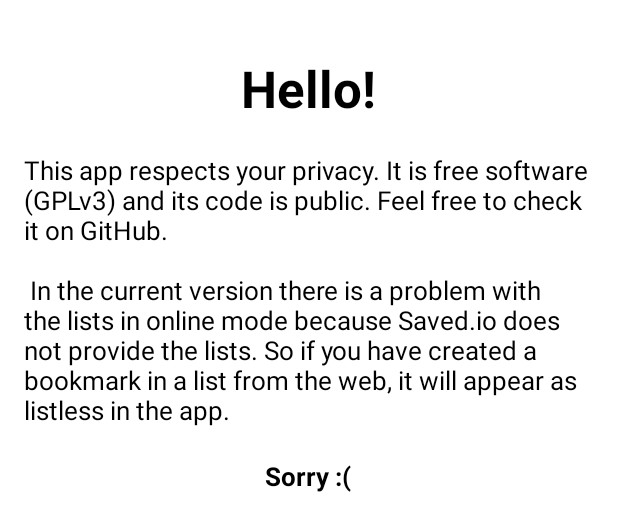
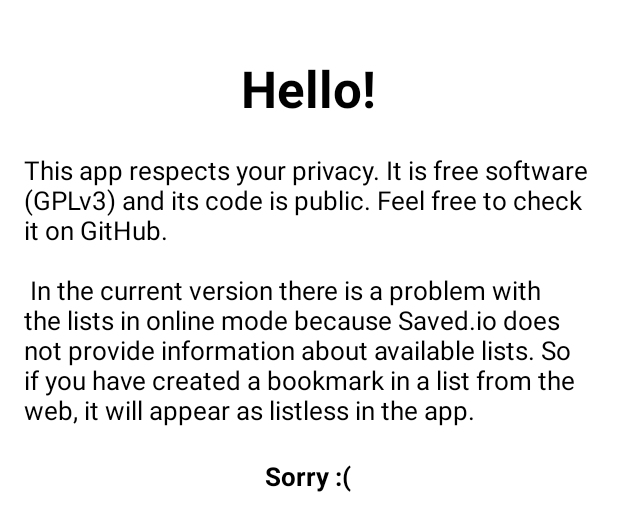
Before and after one commit to nfdz/Saved.ioPlusPlus, an Android app: the layout fragment_intro_warning.xml on its own in the app's theme, with its tools: preview values and no code run, on a phone screen of 412 x 824 dp. Shown: the top 531 px of the screen. Run offline under Robolectric (Android 15) with nearby library versions, the phone set to English and light mode, and no system bars.

```diff
--- a/Saved.io++/app/src/main/res/values/strings.xml
+++ b/Saved.io++/app/src/main/res/values/strings.xml
@@ -17,8 +17,9 @@
     <string name="intro_warning_title">Hello!</string>
     <string name="intro_warning_msg">This app respects your privacy.
         It is free software (GPLv3) and its code is public. Feel free to check it on GitHub. \n\n
-        In the current version there is a problem with the lists in online mode because Saved.io does not provide the lists.
-        So if you have created a bookmark in a list from the web, it will appear as listless in the app.</string>
+        In the current version there is a problem with the lists in online mode because Saved.io does
+        not provide information about available lists. So if you have created a bookmark in a list
+        from the web, it will appear as listless in the app.</string>
     <string name="intro_warning_apologies">Sorry :(</string>
 
     <string name="intro_instructions_title">Instructions</string>
```
Also changed, not shown: 1 other file.
